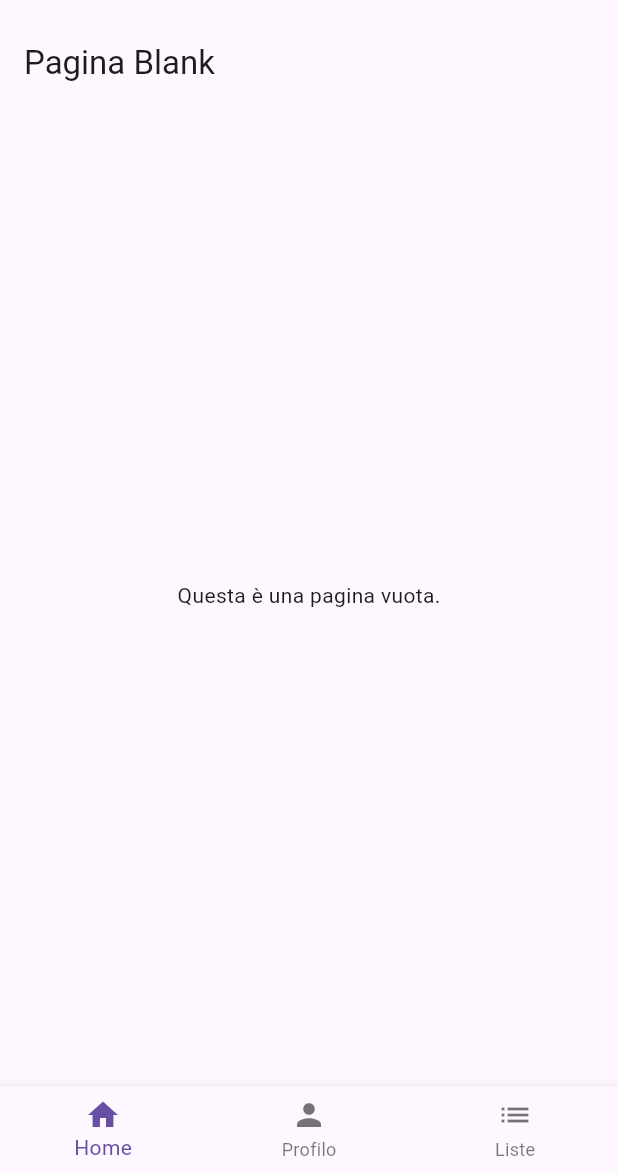
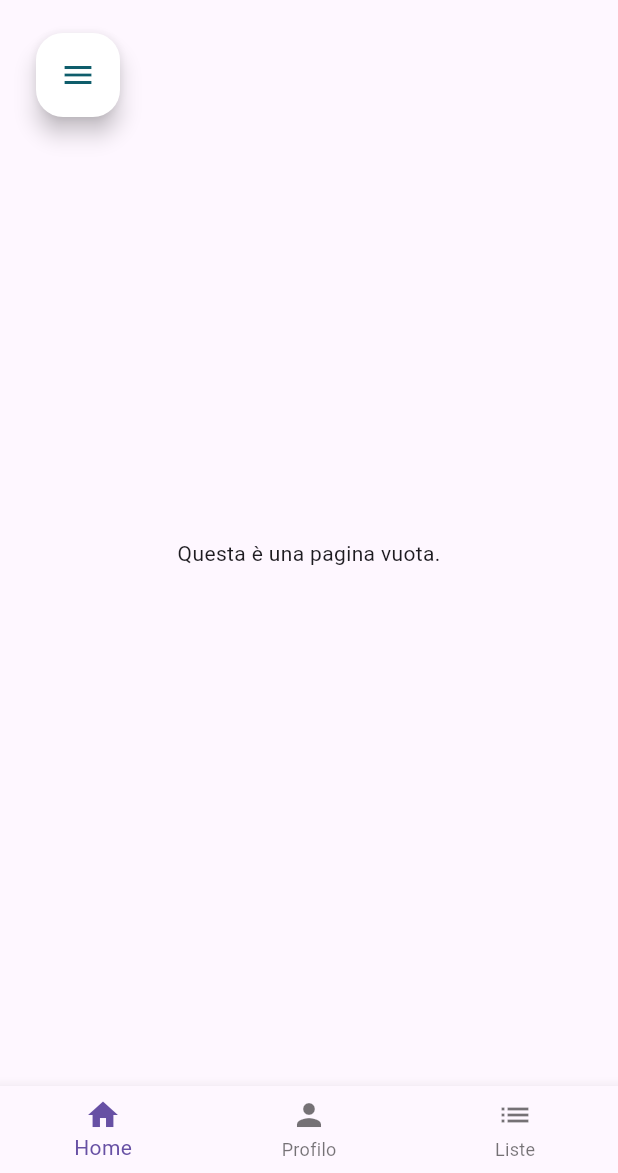
Before and after one commit to Davencode/testarchitecture, a Flutter app: the screen it shows after launch, on a phone screen of 412 x 824 dp, the part 63-1236 px from its top. Run offline on Flutter 3.47's test engine with Material 3 defaults, Android fonts, the phone set to English and light mode, and no system bars.

Commit message:
menu FloatingActionButton added on the top leading with no action while pressed. AppBar commented

```diff
--- a/lib/screens/blankScreen.dart
+++ b/lib/screens/blankScreen.dart
@@ -1,15 +1,30 @@
 import 'package:flutter/material.dart';
+import 'package:testarchitecture/screens/splash_screen.dart';
 
 class BlankScreen extends StatelessWidget {
-
   const BlankScreen({super.key});
 
   @override
   Widget build(BuildContext context) {
     return Scaffold(
-      appBar: AppBar(
+      drawer: SplashScreen(),
+      floatingActionButtonLocation: FloatingActionButtonLocation.startTop,
+      floatingActionButton: Padding(
+        padding: const EdgeInsets.all(8.0),
+        child: FloatingActionButton(
+          backgroundColor: Colors.white,
+          foregroundColor: Color(0xFF0E5D6B),
+          shape: RoundedRectangleBorder(
+            borderRadius: BorderRadius.circular(18),
+          ),
+          onPressed: () {},
+          hoverColor: Colors.grey,
+          child: const Icon(Icons.menu),
+        ),
+      ),
+      /*appBar: AppBar(
         title: Text('Pagina Blank'),
-      ),
+      ),*/
       body: Center(
         child: Text('Questa è una pagina vuota.'),
       ),
```
